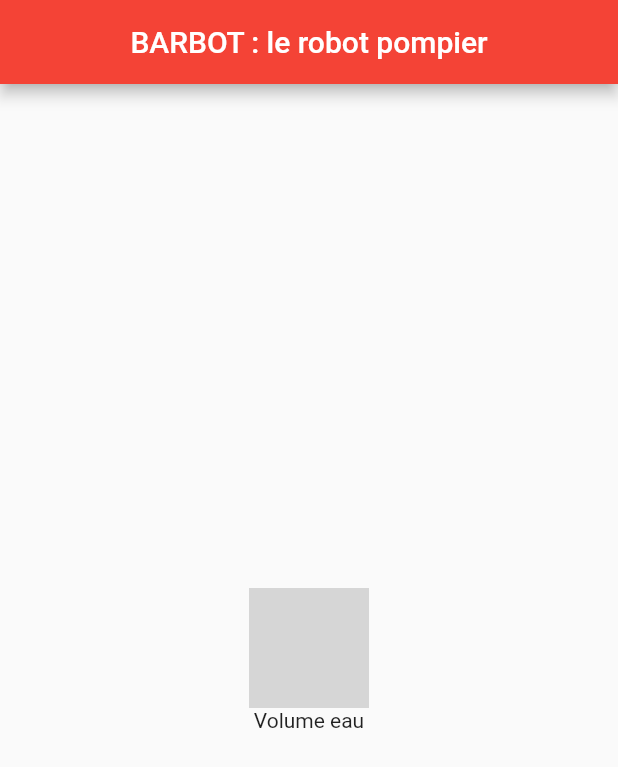
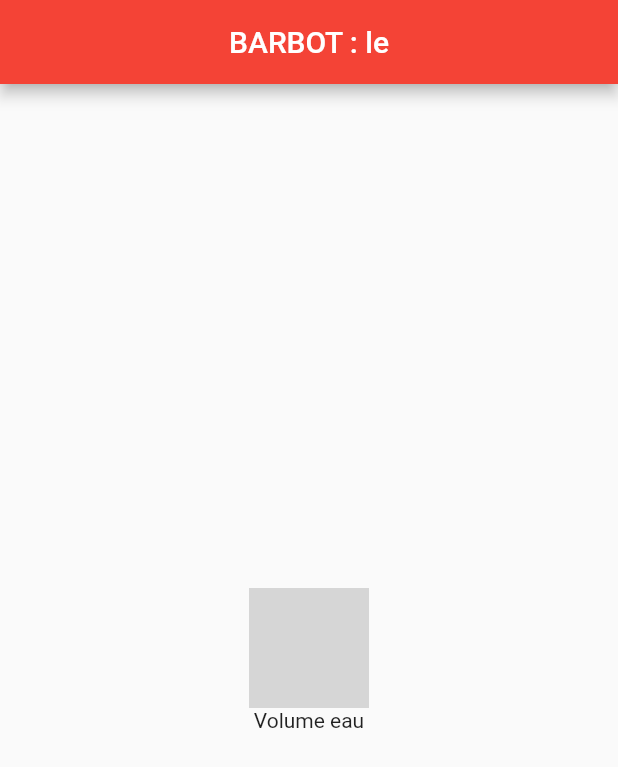
Before and after one commit to cecloclo/barb_bot, a Flutter app: the screen it shows after launch, on a phone screen of 412 x 824 dp. Shown: the top 767 px of the screen. Run offline on Flutter 3.47's test engine with Material 2 defaults, Android fonts, the phone set to English and light mode, and no system bars; grey boxes are pictures that could not be loaded.

Commit message:
nouvelle version

```diff
--- a/lib/main.dart
+++ b/lib/main.dart
@@ -15,7 +15,7 @@ class MyApp extends StatelessWidget {
         primarySwatch: Colors.red,
         visualDensity: VisualDensity.adaptivePlatformDensity,
       ),
-      home: MyHomePage(title: 'BARBOT : le robot pompier'),
+      home: MyHomePage(title: 'BARBOT : le'),
     );
   }
 }
```
